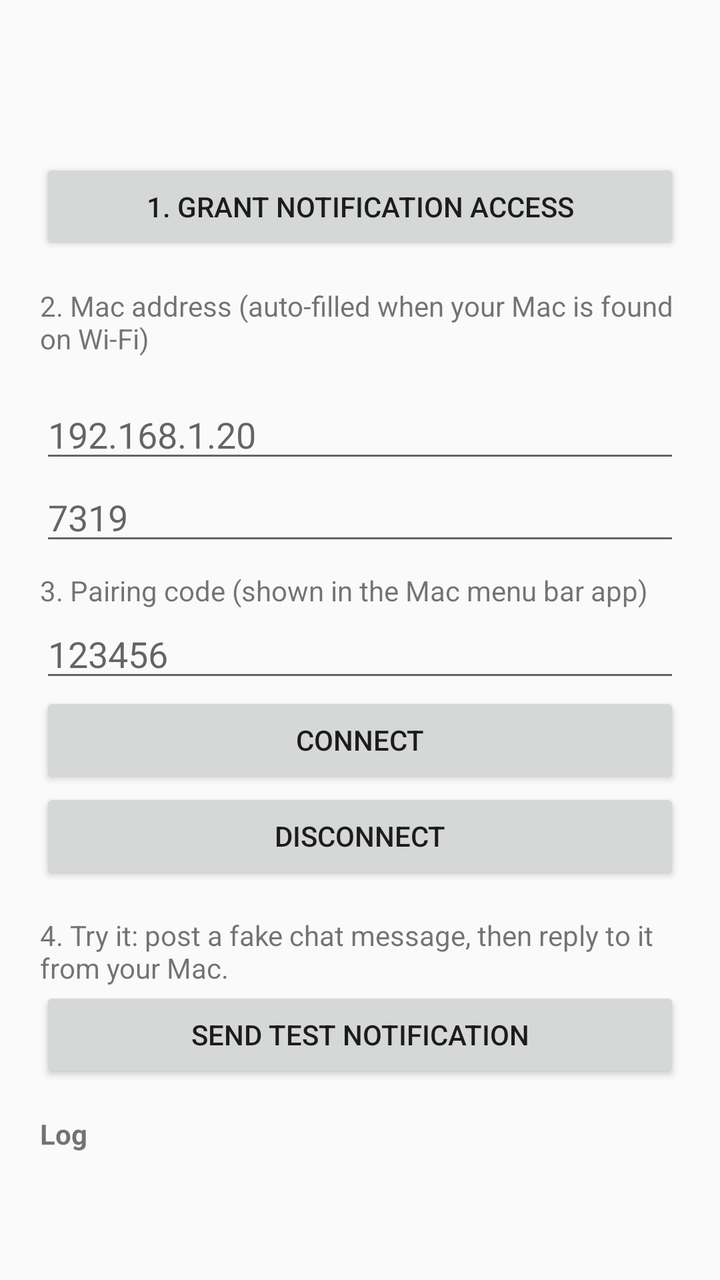
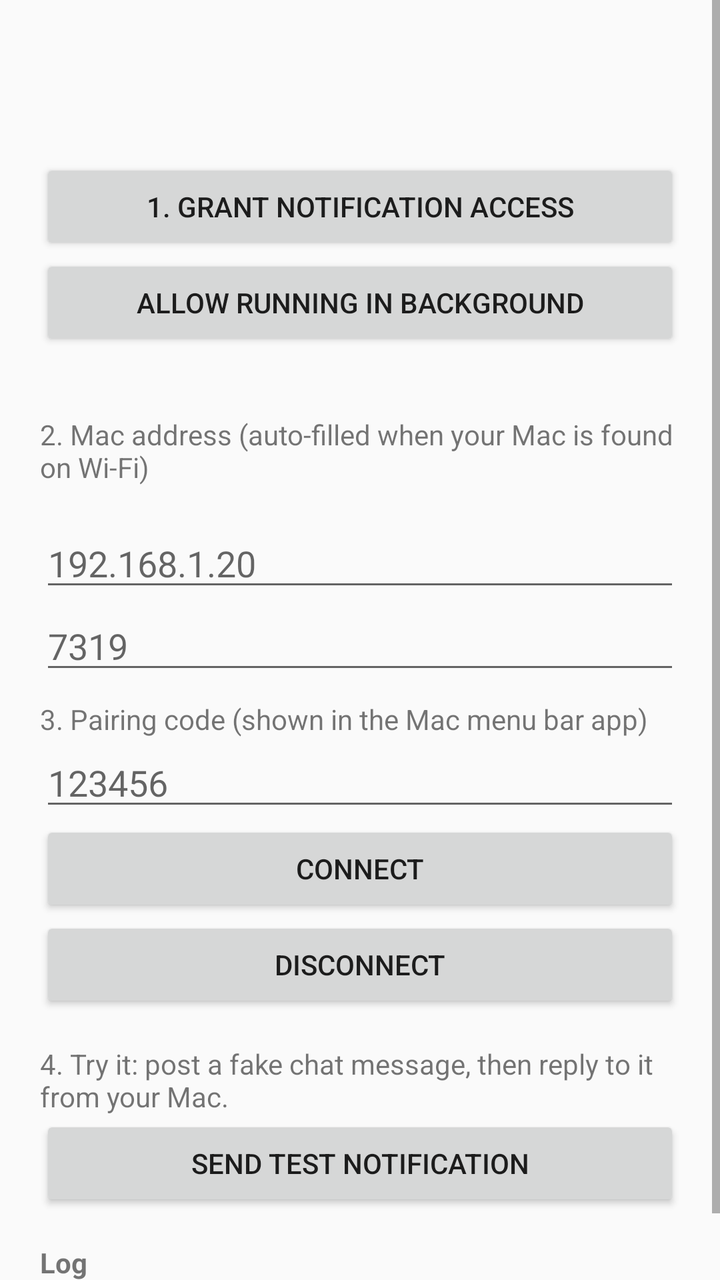

Screens rendered from an Android XML layout before and after an edit, with the pre-edit source and the edit as a unified diff.
<!-- AndroidManifest.xml: application theme android:Theme.Material.Light.DarkActionBar -->
<!-- res/layout/activity_main.xml -->
<?xml version="1.0" encoding="utf-8"?>
<ScrollView xmlns:android="http://schemas.android.com/apk/res/android"
    android:layout_width="match_parent"
    android:layout_height="match_parent">

    <LinearLayout
        android:layout_width="match_parent"
        android:layout_height="wrap_content"
        android:orientation="vertical"
        android:padding="20dp">

        <TextView
            android:id="@+id/statusText"
            android:layout_width="match_parent"
            android:layout_height="wrap_content"
            android:textSize="18sp"
            android:textStyle="bold"
            android:paddingBottom="4dp" />

        <TextView
            android:id="@+id/listenerText"
            android:layout_width="match_parent"
            android:layout_height="wrap_content"
            android:paddingBottom="12dp" />

        <Button
            android:id="@+id/grantAccessButton"
            android:layout_width="match_parent"
            android:layout_height="wrap_content"
            android:text="1. Grant notification access" />

        <TextView
            android:layout_width="match_parent"
            android:layout_height="wrap_content"
            android:paddingTop="16dp"
            android:text="2. Mac address (auto-filled when your Mac is found on Wi-Fi)" />

        <TextView
            android:id="@+id/discoveryText"
            android:layout_width="match_parent"
            android:layout_height="wrap_content"
            android:textSize="12sp" />

        <EditText
            android:id="@+id/hostInput"
            android:layout_width="match_parent"
            android:layout_height="wrap_content"
            android:hint="192.168.1.20"
            android:inputType="textUri"
            android:importantForAutofill="no" />

        <EditText
            android:id="@+id/portInput"
            android:layout_width="match_parent"
            android:layout_height="wrap_content"
            android:hint="7319"
            android:inputType="number"
            android:importantForAutofill="no" />

        <TextView
            android:layout_width="match_parent"
            android:layout_height="wrap_content"
            android:paddingTop="8dp"
            android:text="3. Pairing code (shown in the Mac menu bar app)" />

        <EditText
            android:id="@+id/codeInput"
            android:layout_width="match_parent"
            android:layout_height="wrap_content"
            android:hint="123456"
            android:inputType="number"
            android:maxLength="6"
            android:importantForAutofill="no" />

        <Button
            android:id="@+id/connectButton"
            android:layout_width="match_parent"
            android:layout_height="wrap_content"
            android:text="Connect" />

        <Button
            android:id="@+id/disconnectButton"
            android:layout_width="match_parent"
            android:layout_height="wrap_content"
            android:text="Disconnect" />

        <TextView
            android:layout_width="match_parent"
            android:layout_height="wrap_content"
            android:paddingTop="16dp"
            android:text="4. Try it: post a fake chat message, then reply to it from your Mac." />

        <Button
            android:id="@+id/testButton"
            android:layout_width="match_parent"
            android:layout_height="wrap_content"
            android:text="Send test notification" />

        <TextView
            android:layout_width="match_parent"
            android:layout_height="wrap_content"
            android:paddingTop="16dp"
            android:text="Log"
            android:textStyle="bold" />

        <TextView
            android:id="@+id/logText"
            android:layout_width="match_parent"
            android:layout_height="wrap_content"
            android:fontFamily="monospace"
            android:textIsSelectable="true"
            android:textSize="11sp" />
    </LinearLayout>
</ScrollView>
<!-- resources referenced by this layout -->
<resources>

</resources>

<!-- the commit's change to res/layout/activity_main.xml (unified diff, before → after) -->
@@ -28,6 +28,18 @@
             android:layout_width="match_parent"
             android:layout_height="wrap_content"
             android:text="1. Grant notification access" />
+
+        <Button
+            android:id="@+id/batteryButton"
+            android:layout_width="match_parent"
+            android:layout_height="wrap_content"
+            android:text="Allow running in background" />
+
+        <TextView
+            android:id="@+id/batteryText"
+            android:layout_width="match_parent"
+            android:layout_height="wrap_content"
+            android:textSize="12sp" />
 
         <TextView
             android:layout_width="match_parent"
